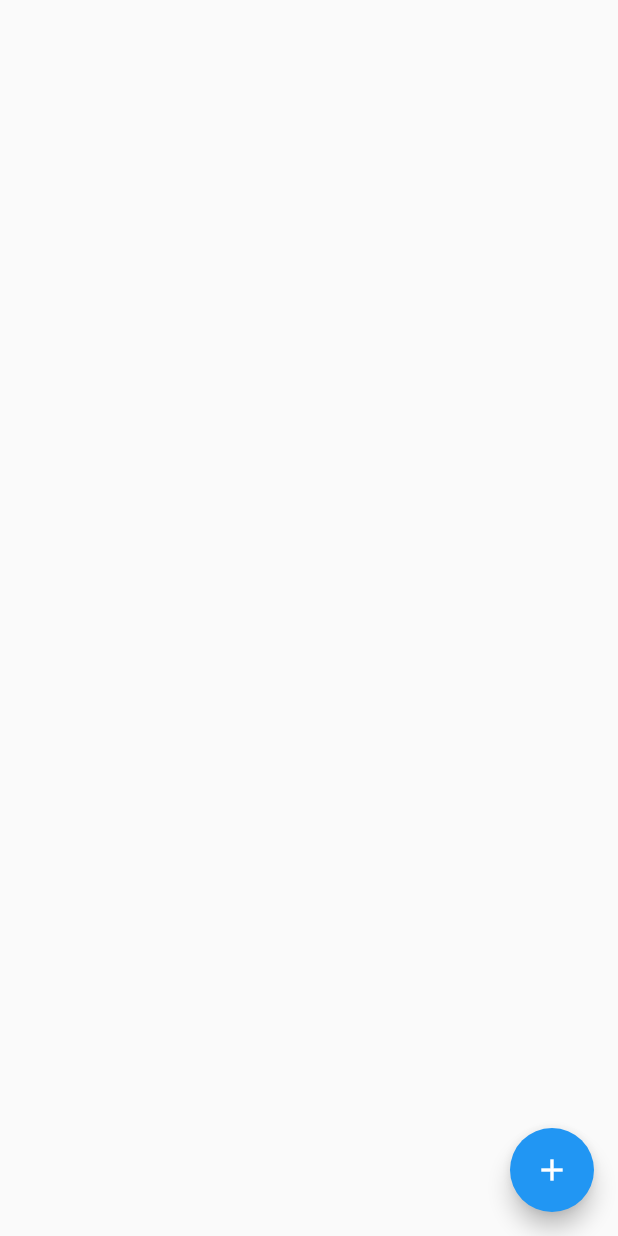
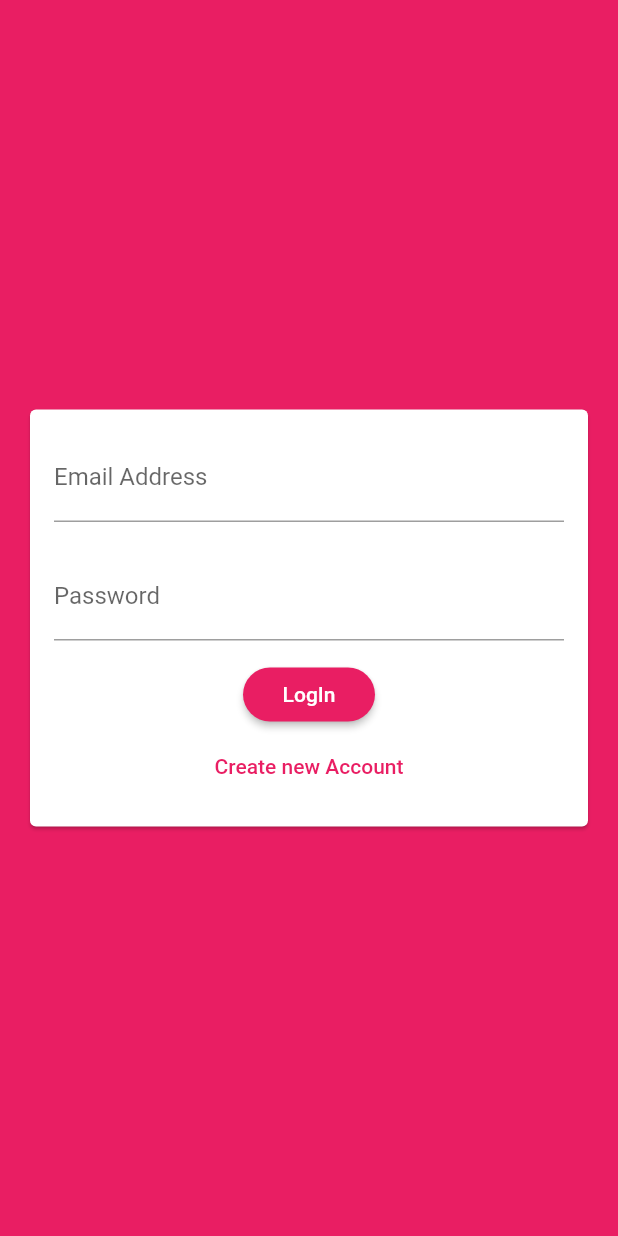
Before and after one commit to iamartyaa/chatapp, a Flutter app: the screen it shows after launch, on a phone screen of 412 x 824 dp. Run offline on Flutter 3.47's test engine with Material 2 defaults, Android fonts, the phone set to English and light mode, and no system bars; our stand-ins replace cloud_firestore, firebase_core; accounts and stored records are empty.

Commit message:
setting auth part 1

```diff
--- a/lib/main.dart
+++ b/lib/main.dart
@@ -1,3 +1,4 @@
+import 'package:chatapp/screens/auth_screen.dart';
 import 'package:chatapp/screens/chat_screen.dart';
 import 'package:flutter/material.dart';
 import 'package:firebase_core/firebase_core.dart';
@@ -17,9 +18,22 @@ class MyApp extends StatelessWidget {
     return MaterialApp(
       title: 'Chat App',
       theme: ThemeData(
-        primarySwatch: Colors.blue,
+        primarySwatch: Colors.pink,
+        backgroundColor: Colors.pink,
+        accentColor: Colors.deepPurple,
+        accentColorBrightness: Brightness.dark,
+        buttonTheme: ButtonTheme.of(context).copyWith(
+          buttonColor: Colors.pink,
+          textTheme: ButtonTextTheme.primary,
+          shape:
+              RoundedRectangleBorder(borderRadius: BorderRadius.circular(20)),
+        ),
       ),
-      home: ChatScreen(),
+      home: AuthScreen(),
+      routes: {
+        AuthScreen.routeName: (context) => AuthScreen(),
+        ChatScreen.routeName: (context) => ChatScreen(),
+      },
     );
   }
 }
--- a/lib/screens/auth_screen.dart
+++ b/lib/screens/auth_screen.dart
@@ -0,0 +1,23 @@
+import 'package:chatapp/widgets/auth.dart';
+import 'package:flutter/material.dart';
+
+class AuthScreen extends StatefulWidget {
+  static const routeName = '/auth-screen';
+
+  @override
+  State<AuthScreen> createState() => _AuthScreenState();
+}
+
+class _AuthScreenState extends State<AuthScreen> {
+  @override
+  Widget build(BuildContext context) {
+    void _submitAuthForm(String email,String password, String username, bool isLogin){
+
+    }
+
+    return Scaffold(
+      backgroundColor: Theme.of(context).primaryColor,
+      body: AuthForm(_submitAuthForm),
+    );
+  }
+}
--- /dev/null
+++ b/lib/widgets/auth.dart
@@ -0,0 +1,154 @@
+import 'package:flutter/material.dart';
+
+class AuthForm extends StatefulWidget {
+  final void Function(
+    String email,
+    String password,
+    String username,
+    bool isLogin,
+  ) submitFn;
+  AuthForm(this.submitFn);
+
+  @override
+  State<AuthForm> createState() => _AuthFormState();
+}
+
+class _AuthFormState extends State<AuthForm> {
+  final _formKey = GlobalKey<FormState>();
+  var _isLogIn = true;
+  var userEmail = '';
+  var userName = '';
+  var userPassword = '';
+  void _trySubmit() {
+    final isValid = _formKey.currentState!.validate();
+    FocusScope.of(context).unfocus();
+    if (isValid) {
+      _formKey.currentState!.save();
+      widget.submitFn(userEmail,userName,userPassword,_isLogIn);
+    }
+
+    //once validated we can send to firebase
+  }
+
+  @override
+  Widget build(BuildContext context) {
+    return Center(
+      child: Card(
+        margin: const EdgeInsets.all(20),
+        child: SingleChildScrollView(
+          padding: const EdgeInsets.all(16),
+          child: Form(
+              key: _formKey,
+              child: Column(
+                mainAxisSize: MainAxisSize.min,
+                children: [
+                  TextFormField(
+                    key: ValueKey('email'),
+                    keyboardType: TextInputType.emailAddress,
+                    decoration: const InputDecoration(
+                      labelText: 'Email Address',
+                      // enabledBorder: OutlineInputBorder(
+                      //   borderSide: BorderSide(
+                      //       width: 1, color: Theme.of(context).primaryColor),
+                      //   borderRadius: BorderRadius.circular(15),
+                      // ),
+                      // focusedBorder: OutlineInputBorder(
+                      //   borderSide:
+                      //       const BorderSide(width: 1, color: Colors.red),
+                      //   borderRadius: BorderRadius.circular(15),
+                      // ),
+                    ),
+                    validator: (value) {
+                      if (value!.isEmpty || !value.contains('@')) {
+                        return 'Please enter a valid email address';
+                      }
+                      return null;
+                    },
+                    onSaved: (value) {
+                      userEmail = value!;
+                    },
+                  ),
+                  const SizedBox(
+                    height: 10,
+                  ),
+                  if (!_isLogIn)
+                    TextFormField(
+                      key: ValueKey('name'),
+                      keyboardType: TextInputType.name,
+                      decoration: const InputDecoration(
+                        labelText: 'Username',
+                        // enabledBorder: OutlineInputBorder(
+                        //   borderSide: BorderSide(
+                        //       width: 1, color: Theme.of(context).primaryColor),
+                        //   borderRadius: BorderRadius.circular(15),
+                        // ),
+                        // focusedBorder: OutlineInputBorder(
+                        //   borderSide:
+                        //       const BorderSide(width: 1, color: Colors.red),
+                        //   borderRadius: BorderRadius.circular(15),
+                        // ),
+                      ),
+                      validator: (value) {
+                        if (value!.isEmpty || value.length < 4) {
+                          return 'Please enter at least 4 characters';
+                        }
+                        return null;
+                      },
+                      onSaved: (value) {
+                        userName = value!;
+                      },
+                    ),
+                  const SizedBox(
+                    height: 10,
+                  ),
+                  TextFormField(
+                    key: ValueKey('password'),
+                    keyboardType: TextInputType.visiblePassword,
+                    obscureText: true,
+                    decoration: const InputDecoration(
+                      labelText: 'Password',
+                      // enabledBorder: OutlineInputBorder(
+                      //   borderSide: BorderSide(
+                      //       width: 1, color: Theme.of(context).primaryColor),
+                      //   borderRadius: BorderRadius.circular(15),
+                      // ),
+                      // focusedBorder: OutlineInputBorder(
+                      //   borderSide:
+                      //       const BorderSide(width: 1, color: Colors.red),
+                      //   borderRadius: BorderRadius.circular(15),
+                      // ),
+                    ),
+                    validator: (value) {
+                      if (value!.isEmpty || value.length < 7) {
+                        return 'Password must be atleast 7 characters long';
+                      }
+                      return null;
+                    },
+                    onSaved: (value) {
+                      userPassword = value!;
+                    },
+                  ),
+                  const SizedBox(
+                    height: 12,
+                  ),
+                  RaisedButton(
+                    onPressed: _trySubmit,
+                    child: Text(_isLogIn ? 'LogIn' : 'SignUp'),
+                  ),
+                  FlatButton(
+                    onPressed: () {
+                      setState(() {
+                        _isLogIn = !_isLogIn;
+                      });
+                    },
+                    textColor: Theme.of(context).primaryColor,
+                    child:
+                        Text(_isLogIn ? 'Create new Account' : 'Login instead'),
+                  ),
+                ],
+              )),
+        ),
+      ),
+    );
+  }
+}
```
